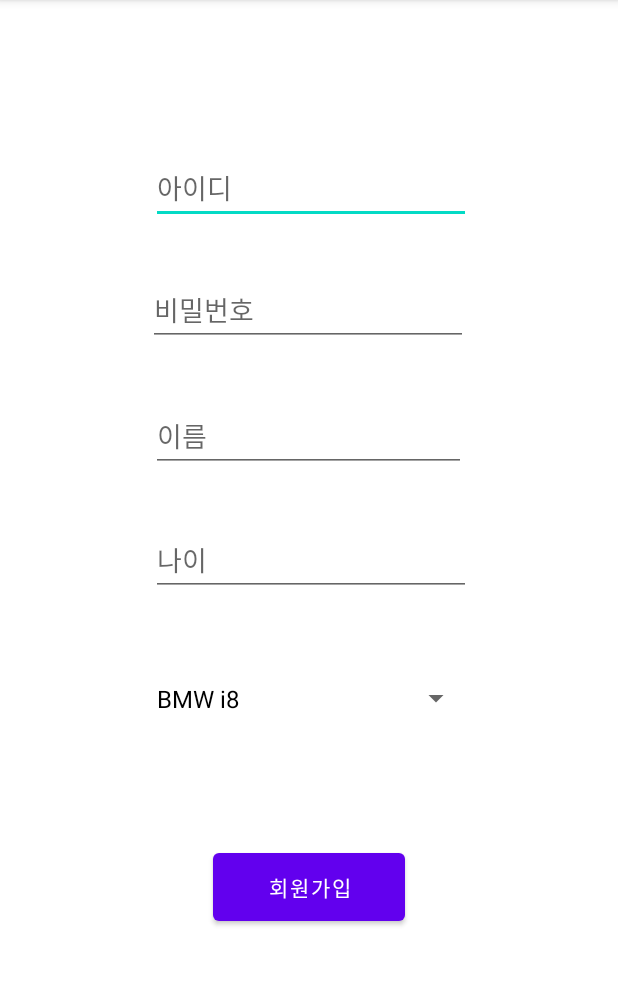
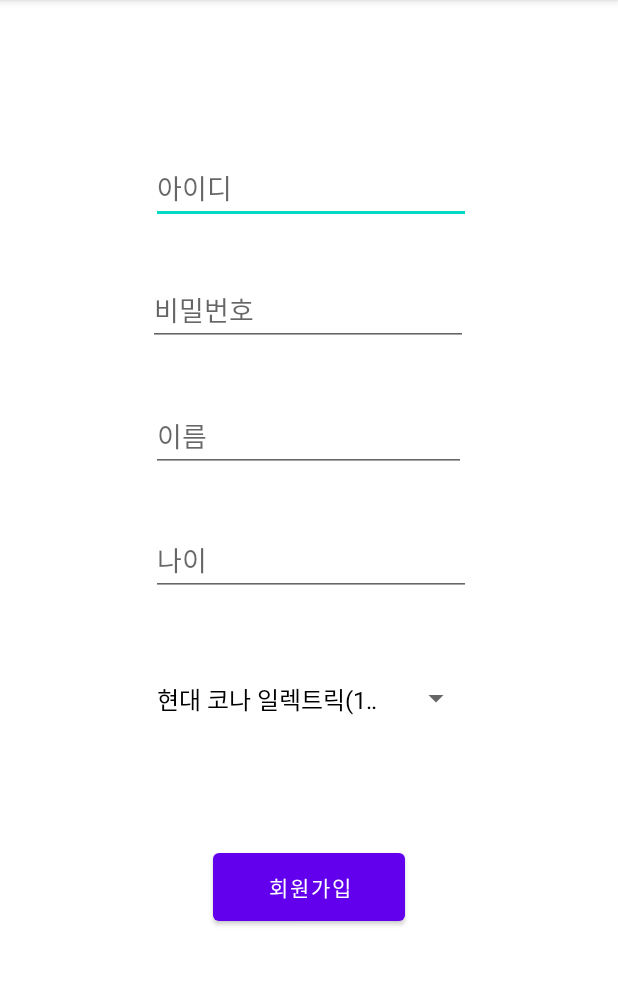
Before and after one commit to PcarChoong/PcarChoong, an Android app: the Register screen opened directly, with no data from a screen before it, after a tap on "회원가입", on a phone screen of 412 x 824 dp, the part 84-1069 px from its top. Run offline under Robolectric (Android 15) with nearby library versions, the phone set to English and light mode, and no system bars; our stand-ins replace Volley; network calls fail; 1 statement that could not run was skipped.

Commit message:
seventh commit

```diff
--- a/app/src/main/java/com/example/pikachoong/Register.java
+++ b/app/src/main/java/com/example/pikachoong/Register.java
@@ -24,7 +24,11 @@ public class Register extends AppCompatActivity {
 
     private EditText edit_id,et_pw,et_name,et_age;
     private Button btn_register;
-
+    float Cona_batt; // 현대 코나 일렉트릭(1세대) 배터리 용량
+    float ionic_batt; // 현대 아이오닉 6(1세대) 배터리 용량
+    float niro_batt; // 니로 EV(2세대) 배터리 용량
+    float shav_batt; // 쉐보레 볼트 EV(1세대) 배터리 용량
+    float sm3_batt; // 르노삼성 SM3 배터리 용량
     Spinner spinner;
     @Override
     protected void onCreate(Bundle savedInstanceState) {
@@ -76,6 +80,17 @@ public class Register extends AppCompatActivity {
                         }
                     }
                 };
+                if(carName.equals("현대 코나 일렉트릭(1세대)")){
+                    Cona_batt = 77.4f; // 코나 : 77.4kwh용량을 가짐
+                }else if(carName.equals("현대 아이오닉 6(1세대))")){
+                    ionic_batt = 77.4f; // 아이오닉6 : 77.4kwh용량을 가짐
+                }else if(carName.equals("니로 EV(2세대)")){
+                    niro_batt = 64;
+                }else if(carName.equals("쉐보레 볼트EV(1세대)")){
+                    shav_batt = 65;
+                }else if(carName.equals("르노삼성 sm3 z.e(2세대)")){
+                    sm3_batt = 35.9f;
+                }
                 RegisterRequest registerRequest = new RegisterRequest(userID,userPW,userName,userAge,carName,responseListener);
                 RequestQueue queue = Volley.newRequestQueue(Register.this);
                 queue.add(registerRequest);
--- a/app/src/main/java/com/example/pikachoong/charge/Navi_Impossible.java
+++ b/app/src/main/java/com/example/pikachoong/charge/Navi_Impossible.java
@@ -86,7 +86,7 @@ public class Navi_Impossible extends AppCompatActivity implements TMapGpsManager
     private String line;
 
     ArrayList<charging_station> cs_list; //cs_list가 서울 전체 충전소 정보들 담은 arraylist
-    String [] list = new String [100];//사용자한테 보여줄 배열
+    String [] list = new String [10];//사용자한테 보여줄 배열
     charging_station temp; //레퍼런스만 생성
     ArrayList<Integer> t = new ArrayList<>();
 
@@ -163,8 +163,6 @@ public class Navi_Impossible extends AppCompatActivity implements TMapGpsManager
             @Override
             public void onItemSelected(AdapterView<?> adapterView, View view, int i, long l) {
                 temp = cs_list.get(i);
-
-
                 Toast.makeText(getApplicationContext(), temp.lat + "/" + temp.lng, Toast.LENGTH_LONG).show(); //출력 용
             }
 
@@ -264,7 +262,7 @@ public class Navi_Impossible extends AppCompatActivity implements TMapGpsManager
             formattedNowT = now2.format(formatterT);
 
         }
-    for(int i=0;i<cs_list.size();i++) { // 서울 전체의 충전소 정보를 받아온 arraylist배열의 크기 만큼 반복문 시행 -> 각 충전소를 경유할 때의 이동 소요 시간 출력
+    for(int i=0;i<list.length;i++) { // 서울 전체의 충전소 정보를 받아온 arraylist배열의 크기 만큼 반복문 시행 -> 각 충전소를 경유할 때의 이동 소요 시간 출력
         OkHttpClient client = new OkHttpClient();
         MediaType mediaType = MediaType.parse("application/json");
         RequestBody body = RequestBody.create(mediaType, "{\"endX\":" + tg_lon + ",\"endY\":" + tg_lat + "," +
--- a/app/src/main/res/values/array.xml
+++ b/app/src/main/res/values/array.xml
@@ -1,10 +1,10 @@
 <?xml version="1.0" encoding="utf-8"?>
 <resources>
     <string-array name="car_array">
-        <item>BMW i8</item>
-        <item>테슬라 모델3</item>
-        <item>테슬라 모델S</item>
-        <item>포르쉐 타이칸 터보</item>
-        <item>현대 아이오닉</item>
+        <item>현대 코나 일렉트릭(1세대)</item>
+        <item>현대 아이오닉 6(1세대)</item>
+        <item>니로 EV(2세대)</item>
+        <item>쉐보레 볼트EV(1세대)</item>
+        <item>르노삼성 sm3 z.e(2세대)</item>
     </string-array>
 </resources>
```
